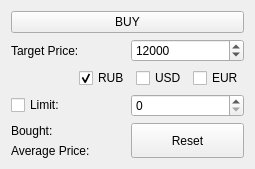
Before: the Qt Designer form main.ui in mgabor3141/WolfOfStreetsOfTarkov, drawn with Qt 5.
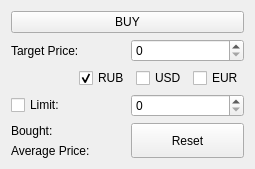
After: the same form once the commit is applied.

The edit to the form file:
```diff
--- a/main.ui
+++ b/main.ui
@@ -47,7 +47,7 @@
           <number>1000</number>
          </property>
          <property name="value">
-          <number>12000</number>
+          <number>0</number>
          </property>
         </widget>
        </item>
```
